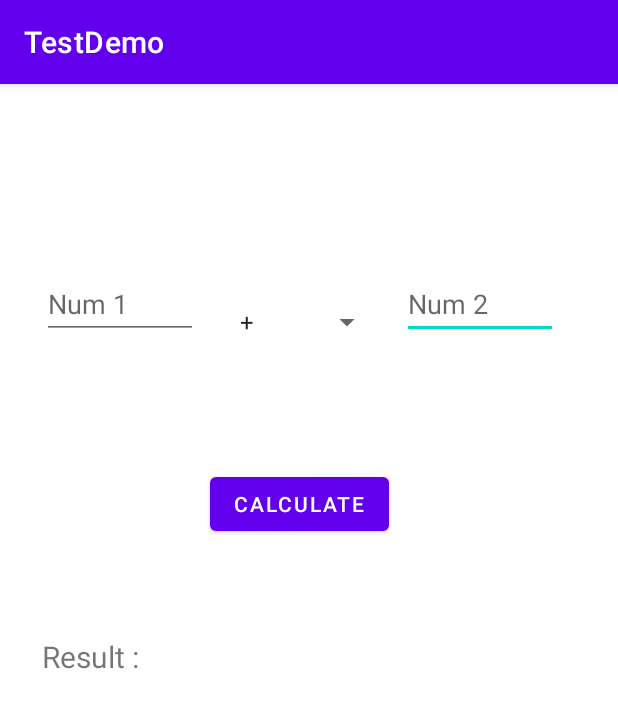
After one commit to devika099/test, an Android app: the MainActivity4 screen opened directly, with no data from a screen before it, on a phone screen of 412 x 824 dp. The commit adds this screen. Shown: the top 708 px of the screen. Run offline under Robolectric (Android 15) with nearby library versions, the phone set to English and light mode, and no system bars.

```diff
--- a/app/src/main/AndroidManifest.xml
+++ b/app/src/main/AndroidManifest.xml
@@ -9,6 +9,13 @@
         android:roundIcon="@mipmap/ic_launcher_round"
         android:supportsRtl="true"
         android:theme="@style/Theme.TestDemo">
+        <activity android:name=".MainActivity4">
+            <intent-filter>
+                <action android:name="android.intent.action.MAIN" />
+
+                <category android:name="android.intent.category.LAUNCHER" />
+            </intent-filter>
+        </activity>
         <activity android:name=".MainActivity3">
             <intent-filter>
                 <action android:name="android.intent.action.MAIN" />
--- /dev/null
+++ b/app/src/main/java/com/example/testdemo/MainActivity4.kt
@@ -0,0 +1,38 @@
+package com.example.testdemo
+
+import androidx.appcompat.app.AppCompatActivity
+import android.os.Bundle
+import android.view.View
+import android.widget.Button
+import android.widget.EditText
+import android.widget.Spinner
+import android.widget.TextView
+
+class MainActivity4 : AppCompatActivity() {
+    override fun onCreate(savedInstanceState: Bundle?) {
+        super.onCreate(savedInstanceState)
+        setContentView(R.layout.activity_main4)
+
+        var btn=findViewById<Button>(R.id.btn_4)
+        var fnum=findViewById<EditText>(R.id.et1_4)
+        var snum=findViewById<EditText>(R.id.et2_4)
+        var res=findViewById<TextView>(R.id.tv_4)
+        var sp=findViewById<Spinner>(R.id.spinner_4)
+        btn.setOnClickListener(View.OnClickListener {
+            var a:Float=fnum.text.toString().toFloat()
+            var b:Float=snum.text.toString().toFloat()
+            var s=sp.selectedItem.toString()
+            when(s){
+                "+"-> res.setText("result: "+ add(a,b))
+                "-"-> res.setText("result: "+ sub(a,b))
+                "*"-> res.setText("result: "+ mul(a,b))
+                "/"-> res.setText("result: "+ div(a,b))
+
+            }
+        })
+    }
+    fun add(a:Float,b:Float):Float = a+b
+    fun sub(a:Float,b:Float):Float = a-b
+    fun mul(a:Float,b:Float):Float= a*b
+    fun div(a:Float,b:Float):Float = a/b
+}
--- /dev/null
+++ b/app/src/main/res/layout/activity_main4.xml
@@ -0,0 +1,63 @@
+<?xml version="1.0" encoding="utf-8"?>
+<androidx.constraintlayout.widget.ConstraintLayout xmlns:android="http://schemas.android.com/apk/res/android"
+    xmlns:app="http://schemas.android.com/apk/res-auto"
+    xmlns:tools="http://schemas.android.com/tools"
+    android:layout_width="match_parent"
+    android:layout_height="match_parent"
+    tools:context=".MainActivity4">
+    <TextView
+        android:id="@+id/tv_4"
+        android:layout_width="354dp"
+        android:layout_height="37dp"
+        android:layout_marginStart="28dp"
+        android:layout_marginTop="368dp"
+        android:text="Result : "
+        android:textSize="20sp"
+        app:layout_constraintStart_toStartOf="parent"
+        app:layout_constraintTop_toTopOf="parent" />
+
+    <Button
+        android:id="@+id/btn_4"
+        android:layout_width="wrap_content"
+        android:layout_height="wrap_content"
+        android:layout_marginStart="140dp"
+        android:layout_marginTop="256dp"
+        android:text="Calculate"
+        app:layout_constraintStart_toStartOf="parent"
+        app:layout_constraintTop_toTopOf="parent" />
+
+    <Spinner
+        android:id="@+id/spinner_4"
+        android:layout_width="103dp"
+        android:layout_height="69dp"
+        android:layout_marginStart="152dp"
+        android:layout_marginTop="124dp"
+        android:entries="@array/array_operators"
+        app:layout_constraintStart_toStartOf="parent"
+        app:layout_constraintTop_toTopOf="parent" />
+
+    <EditText
+        android:id="@+id/et2_4"
+        android:layout_width="104dp"
+        android:layout_height="46dp"
+        android:layout_marginStart="268dp"
+        android:layout_marginTop="124dp"
+        android:ems="10"
+        android:hint="Num 2"
+        android:inputType="textPersonName"
+        app:layout_constraintStart_toStartOf="parent"
+        app:layout_constraintTop_toTopOf="parent" />
+
+    <EditText
+        android:id="@+id/et1_4"
+        android:layout_width="104dp"
+        android:layout_height="46dp"
+        android:layout_marginStart="28dp"
+        android:layout_marginTop="124dp"
+        android:ems="10"
+        android:hint="Num 1"
+        android:inputType="textPersonName"
+        app:layout_constraintStart_toStartOf="parent"
+        app:layout_constraintTop_toTopOf="parent" />
+
+</androidx.constraintlayout.widget.ConstraintLayout>
--- a/app/src/main/res/values/strings.xml
+++ b/app/src/main/res/values/strings.xml
@@ -8,5 +8,15 @@
 
     </string-array>
 
+<string-array name="array_operators">
+<item>+</item>
+<item>-</item>
+<item>*</item>
+<item>/</item>
+
+
+</string-array>
+
+
 
 </resources>
```
